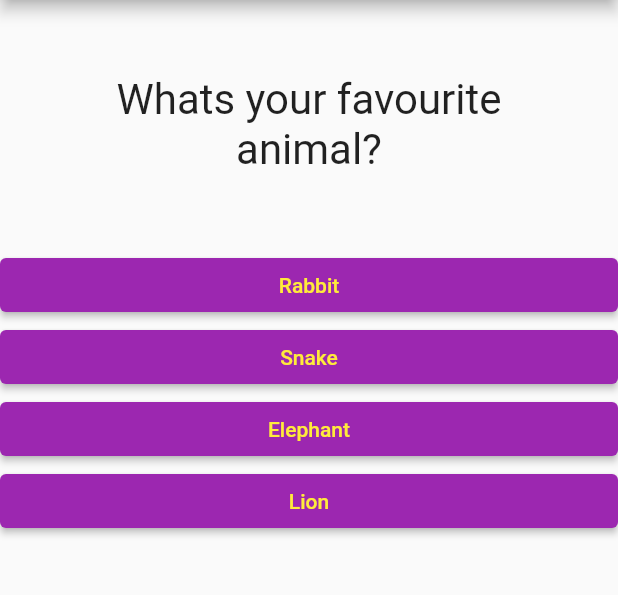
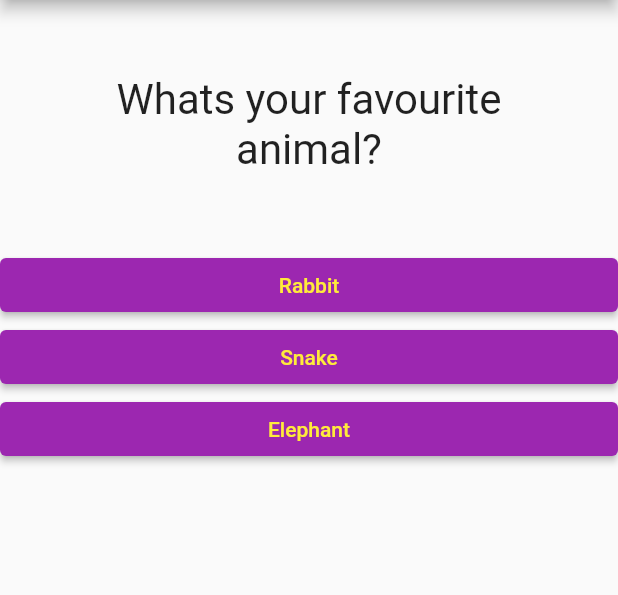
Before and after one commit to kmjaman/flutter-app, a Flutter app: the screen it shows after launch, after a tap on "Black", on a phone screen of 412 x 824 dp, the part 84-679 px from its top. Run offline on Flutter 3.47's test engine with Material 2 defaults, Android fonts, the phone set to English and light mode, and no system bars.

Commit message:
finished draft version

```diff
--- a/lib/main.dart
+++ b/lib/main.dart
@@ -21,19 +21,26 @@ class _MyAppState extends State<MyApp> {
 
   final List<Map<String, Object>> _questions = [
       {
-        'questionText': 'What\s your favourite color?', 'answer': ['Black', 'Red', 'Green', 'White'],
+        'questionText': 'What\s your favourite color?', 'answers': [{'text': 'Black', 'score': 10}, {'text': 'Red', 'score': 5}, {'text': 'Green', 'score': 3}],
       },
       {
-        'questionText': 'What\s your favourite animal?', 'answer': ['Rabbit', 'Snake', 'Elephant', 'Lion'],
-      },
-      {
-        'questionText': 'What\s your favourite food?', 'answer': ['Rice', 'Pizza', 'Burger', 'Donut'],
+        'questionText': 'What\s your favourite animal?', 'answers': [{'text': 'Rabbit', 'score': 1}, {'text': 'Snake', 'score': 10}, {'text': 'Elephant', 'score': 5}],
       }
     ];
 
   var _questionIndex = 0;
+  var _totalScore =0;
 
-  void _answerQuestion(){
+  void _resetQuiz() {
+    setState(() {
+      _questionIndex = 0;
+      _totalScore =0;
+    });
+  }
+
+  void _answerQuestion(int score){
+
+    _totalScore += score;
 
     setState(() {
       _questionIndex = _questionIndex + 1;
@@ -57,7 +64,7 @@ class _MyAppState extends State<MyApp> {
           ),
           body: _questionIndex < _questions.length
           ? Quiz(answerQuestion: _answerQuestion, questionIndex: _questionIndex, questions: _questions,)
-          : Result(),
+          : Result(_totalScore, _resetQuiz),
         ),
       );
   }
--- a/lib/quiz.dart
+++ b/lib/quiz.dart
@@ -22,8 +22,8 @@ class Quiz extends StatelessWidget {
               Question(
                 questions[questionIndex]['questionText'],
               ),
-              ...(questions[questionIndex]['answer'] as List<String>).map((answer) {
-                return Answer(answerQuestion, answer);
+              ...(questions[questionIndex]['answers'] as List).map((answer) {
+                return Answer(() => answerQuestion(answer['score']), answer['text']);
               }).toList()
             ],
           );
```
Also changed, not shown: lib/result.dart (+18 -1 lines).
